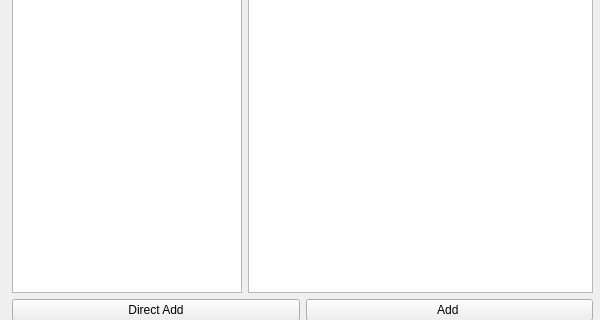
The window that src/browsecontactdialog.ui (named-data/ChronoChat) describes before a commit, drawn with Qt 5; both pictures show x 0 to 600 and y 160 to 480 of the 600 by 480 pixel window.
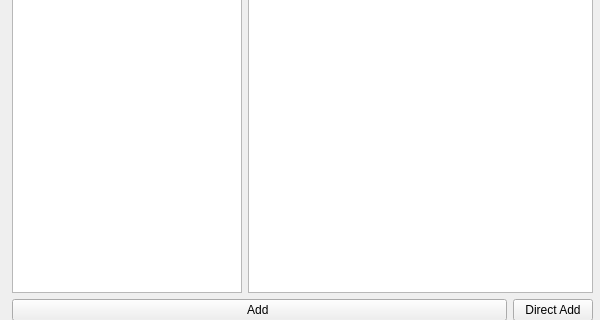
The same window after the commit.

Commit message: Adjusting the UI of BrowseContactDialog

The edit to the form file:
```diff
--- a/src/browsecontactdialog.ui
+++ b/src/browsecontactdialog.ui
@@ -48,11 +48,11 @@
      </layout>
     </item>
     <item>
-     <layout class="QHBoxLayout" name="horizontalLayout_2" stretch="1,1">
+     <layout class="QHBoxLayout" name="horizontalLayout_2" stretch="1,0">
       <item>
-       <widget class="QPushButton" name="DirectAddButton">
+       <widget class="QPushButton" name="AddButton">
         <property name="text">
-         <string>Direct Add</string>
+         <string>Add </string>
         </property>
         <property name="autoDefault">
          <bool>false</bool>
@@ -60,9 +60,9 @@
        </widget>
       </item>
       <item>
-       <widget class="QPushButton" name="AddButton">
+       <widget class="QPushButton" name="DirectAddButton">
         <property name="text">
-         <string>Add </string>
+         <string>Direct Add</string>
         </property>
         <property name="autoDefault">
          <bool>false</bool>
```
